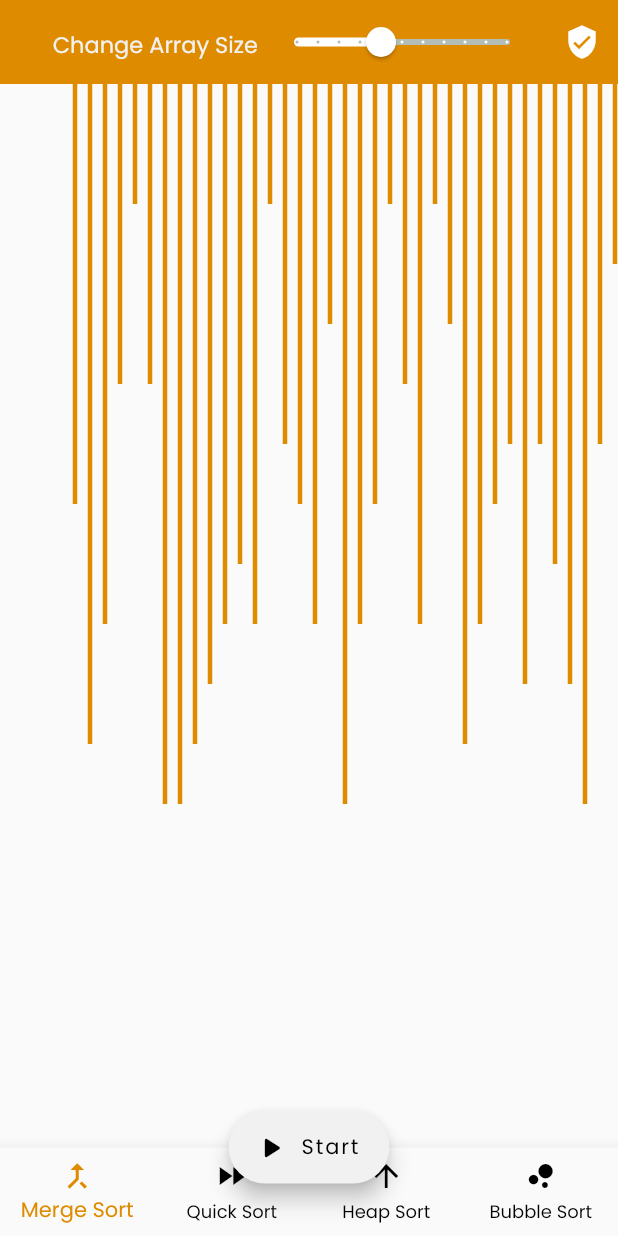
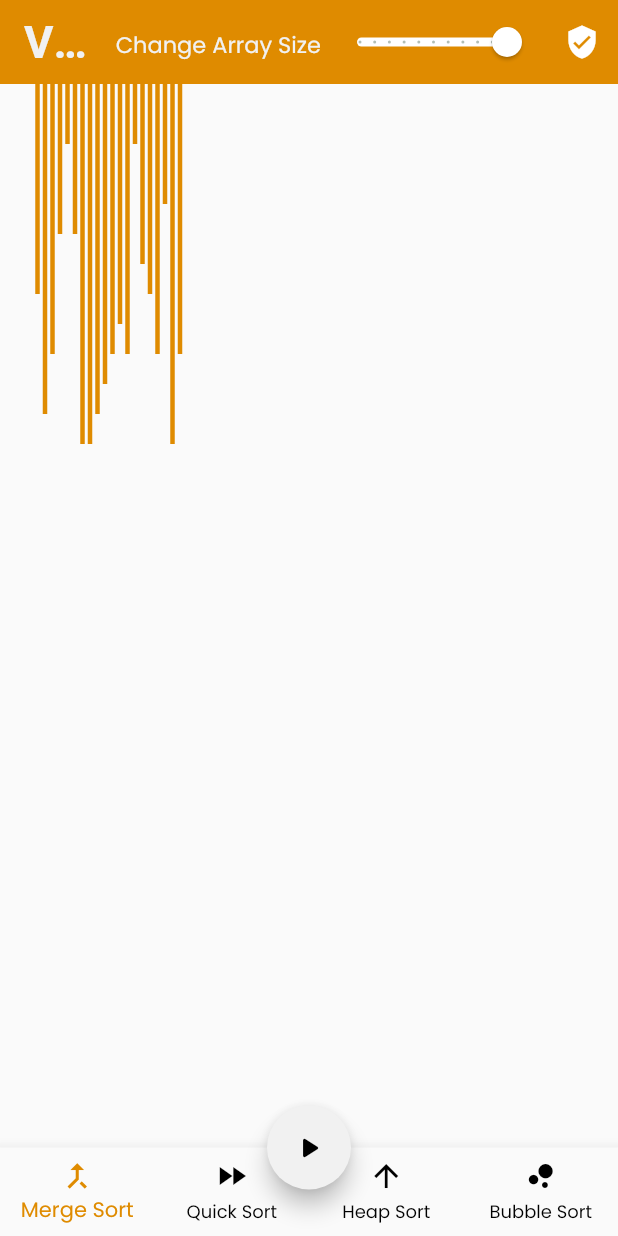
Before and after one commit to tamzid958/visual_sorter, a Flutter app: the screen it shows after launch, on a phone screen of 412 x 824 dp. Run offline on Flutter 3.47's test engine with Material 2 defaults, Android fonts, the phone set to English and light mode, and no system bars.

Commit message:
minor fix

```diff
--- a/lib/main.dart
+++ b/lib/main.dart
@@ -18,6 +18,7 @@ class MyApp extends StatelessWidget {
 
     return MaterialApp(
       debugShowCheckedModeBanner: false,
+
       title: 'Visual Sorter',
       theme: ThemeData(
         textTheme: Theme.of(context)
--- a/lib/screens/home/home.dart
+++ b/lib/screens/home/home.dart
@@ -4,7 +4,7 @@ import 'package:flutter/cupertino.dart';
 import 'package:flutter/material.dart';
 import 'package:visual_sorter/constants.dart';
 
-var size = 60;
+var size = 20;
 const time = 200;
 List<int> arr = _getRandomIntegerList(size);
 Color color = kOrangeColor;
@@ -224,15 +224,17 @@ class _HomeScreenState extends State<HomeScreen> {
         onTap: _onItemTapped,
       ),
       floatingActionButtonLocation: FloatingActionButtonLocation.centerDocked,
-      floatingActionButton: FloatingActionButton.extended(
+      floatingActionButton: FloatingActionButton(
           backgroundColor: kTextLightColor,
           hoverColor: kOrangeColor,
           splashColor: kRedColor,
-          label: Text('Start'),
-          icon: Icon(
+          // label: Text('Start'),
+          //icon:
+          child: Icon(
             Icons.play_arrow_rounded,
           ),
           onPressed: () {
+            isAlgorithmRunning = true;
             if (_selectedIndex == 0) {
               _mergeSortVisualiser(arr, 0, arr.length - 1);
             } else if (_selectedIndex == 1) {
@@ -242,6 +244,7 @@ class _HomeScreenState extends State<HomeScreen> {
             } else if (_selectedIndex == 3) {
               _bubbleSortVisualiser();
             }
+            isAlgorithmRunning = false;
           }),
     );
   }
@@ -263,7 +266,10 @@ AppBar buildAppBar(BuildContext context) {
             "Change Array Size",
             style: TextStyle(fontSize: 15, color: kTextLightColor),
           )),
-      MyStatefulSlider(),
+      Container(
+        width: 150,
+        child: MyStatefulSlider(),
+      ),
       IconButton(
         icon: Icon(Icons.verified_user),
         color: kWhiteColor,
@@ -290,7 +296,7 @@ class _MyStatefulSliderState extends State<MyStatefulSlider> {
     return Slider(
         value: _currentSliderValue,
         min: 10,
-      max: 120,
+        max: 50,
         divisions: 10,
         activeColor: kWhiteColor,
         inactiveColor: kAshColor,
@@ -299,13 +305,22 @@ class _MyStatefulSliderState extends State<MyStatefulSlider> {
             () {
               if (isAlgorithmRunning == false) {
                 _currentSliderValue = value;
-              arr = _getRandomIntegerList(_currentSliderValue as int);
+                arr = _getRandomIntegerList(_currentSliderValue);
               }
             },
           );
         },
-      onChangeEnd: _reset,
-    );
+        onChangeStart: (double value) {
+          if (isAlgorithmRunning == false) {
+            _currentSliderValue = value;
+          }
+        },
+        onChangeEnd: (double value) {
+          if (isAlgorithmRunning == false) {
+            _currentSliderValue = value;
+            _reset(value);
+          }
+        });
   }
 
   void _reset(double value) async {
@@ -367,8 +382,8 @@ class SortingCanvas extends CustomPainter {
     //It is offset from the top left corner of the canvas
 
     for (int i = 1; i <= arr.length; i++) {
-      canvas.drawLine(Offset(40.0 + (10 * i), size.height - 40),
-          Offset(40.0 + (10 * i), 40.0 * arr[i - 1]), linePaint);
+      canvas.drawLine(Offset(20.0 + (5 * i), size.height - 20),
+          Offset(20.0 + (5 * i), 20.0 * arr[i - 1]), linePaint);
     }
   }
 
--- a/pubspec.yaml
+++ b/pubspec.yaml
@@ -36,6 +36,7 @@ dependencies:
   shared_preferences: ^0.5.12+4
   states_rebuilder: ^3.2.0
   responsive_scaffold: ^1.3.0+2
+  firebase_analytics: ^6.3.0
 
 dev_dependencies:
   flutter_test:
```
Also changed, not shown: pubspec.lock, 2 other files. Lines whose indentation alone changed are shown as unchanged.
